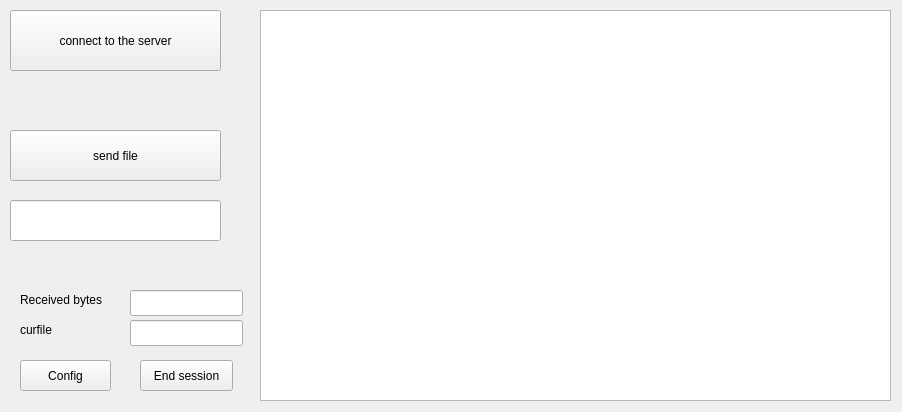
Qt form ftp_sdlc/client.ui (maybesomesense/ftp) before a commit.
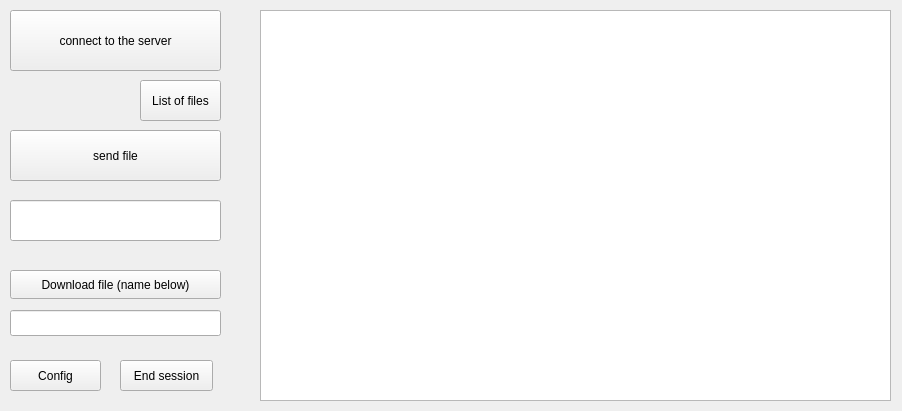
The same form after that commit.

```diff
--- a/ftp_sdlc/client.ui
+++ b/ftp_sdlc/client.ui
@@ -7,29 +7,28 @@
     <x>0</x>
     <y>0</y>
     <width>902</width>
-    <height>412</height>
+    <height>411</height>
    </rect>
   </property>
+  <property name="minimumSize">
+   <size>
+    <width>902</width>
+    <height>411</height>
+   </size>
+  </property>
+  <property name="maximumSize">
+   <size>
+    <width>902</width>
+    <height>411</height>
+   </size>
+  </property>
   <property name="windowTitle">
    <string>Form</string>
   </property>
-  <widget class="QLineEdit" name="lineEdit_2">
-   <property name="geometry">
-    <rect>
-     <x>130</x>
-     <y>320</y>
-     <width>113</width>
-     <height>26</height>
-    </rect>
-   </property>
-   <property name="readOnly">
-    <bool>true</bool>
-   </property>
-  </widget>
   <widget class="QPushButton" name="pushButton">
    <property name="geometry">
     <rect>
-     <x>20</x>
+     <x>10</x>
      <y>360</y>
      <width>91</width>
      <height>31</height>
@@ -39,45 +38,6 @@
     <string>Config</string>
    </property>
   </widget>
-  <widget class="QLabel" name="label_2">
-   <property name="geometry">
-    <rect>
-     <x>20</x>
-     <y>320</y>
-     <width>63</width>
-     <height>20</height>
-    </rect>
-   </property>
-   <property name="text">
-    <string>curfile</string>
-   </property>
-  </widget>
-  <widget class="QLabel" name="label">
-   <property name="geometry">
-    <rect>
-     <x>20</x>
-     <y>290</y>
-     <width>101</width>
-     <height>20</height>
-    </rect>
-   </property>
-   <property name="text">
-    <string>Received bytes</string>
-   </property>
-  </widget>
-  <widget class="QLineEdit" name="lineEdit">
-   <property name="geometry">
-    <rect>
-     <x>130</x>
-     <y>290</y>
-     <width>113</width>
-     <height>26</height>
-    </rect>
-   </property>
-   <property name="readOnly">
-    <bool>true</bool>
-   </property>
-  </widget>
   <widget class="QPushButton" name="pushButton_2">
    <property name="geometry">
     <rect>
@@ -117,7 +77,7 @@
   <widget class="QPushButton" name="pushButton_4">
    <property name="geometry">
     <rect>
-     <x>140</x>
+     <x>120</x>
      <y>360</y>
      <width>93</width>
      <height>31</height>
@@ -140,6 +100,42 @@
     <bool>true</bool>
    </property>
   </widget>
+  <widget class="QPushButton" name="pushButton_5">
+   <property name="geometry">
+    <rect>
+     <x>140</x>
+     <y>80</y>
+     <width>81</width>
+     <height>41</height>
+    </rect>
+   </property>
+   <property name="text">
+    <string>List of files</string>
+   </property>
+  </widget>
+  <widget class="QPushButton" name="pushButton_6">
+   <property name="geometry">
+    <rect>
+     <x>10</x>
+     <y>270</y>
+     <width>211</width>
+     <height>29</height>
+    </rect>
+   </property>
+   <property name="text">
+    <string>Download file (name below)</string>
+   </property>
+  </widget>
+  <widget class="QLineEdit" name="lineEdit">
+   <property name="geometry">
+    <rect>
+     <x>10</x>
+     <y>310</y>
+     <width>211</width>
+     <height>26</height>
+    </rect>
+   </property>
+  </widget>
  </widget>
  <resources/>
  <connections/>
```
Left out of the diff: 3 changed lines with no effect on the pictures.
